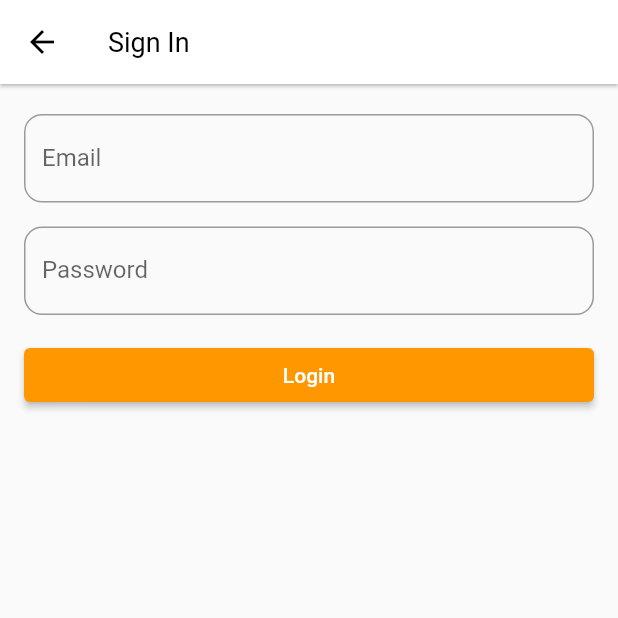
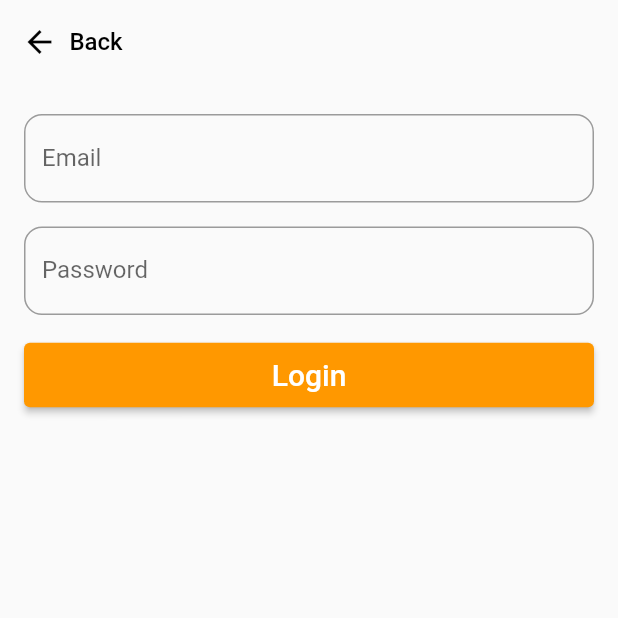
Before and after one commit to Jonny1987/WorkWith_admin, a Flutter app: the screen it shows after launch, after a tap on "Register", after a tap on "I already have an account", on a phone screen of 412 x 824 dp, the top half of it. Run offline on Flutter 3.47's test engine with Material 2 defaults, Android fonts, the light colour scheme and no system bars; our stand-ins replace google_nav_bar, supabase_flutter; accounts and stored records are empty.

Commit message:
Added google nav bar with profile and dummy map page Mde nav bars invisible to use just for spacing and custom back button on login page Improved layout slightly of register, login and profile

```diff
--- a/lib/pages/login_page.dart
+++ b/lib/pages/login_page.dart
@@ -1,6 +1,6 @@
 import 'package:flutter/material.dart';
 import 'package:supabase_flutter/supabase_flutter.dart';
-import 'package:work_with/pages/profile_page.dart';
+import 'package:work_with/pages/home_page.dart';
 import 'package:work_with/utils/constants.dart';
 
 class LoginPage extends StatefulWidget {
@@ -29,7 +29,7 @@ class _LoginPageState extends State<LoginPage> {
         password: _passwordController.text,
       );
       Navigator.of(context)
-          .pushAndRemoveUntil(ProfilePage.route(), (route) => false);
+          .pushAndRemoveUntil(HomePage.route(), (route) => false);
     } on AuthException catch (error) {
       context.showErrorSnackBar(message: error.message);
     } catch (_) {
@@ -52,7 +52,7 @@ class _LoginPageState extends State<LoginPage> {
   @override
   Widget build(BuildContext context) {
     return Scaffold(
-      appBar: AppBar(title: const Text('Sign In')),
+      appBar: TransparentBackButtonAppBar(),
       body: ListView(
         padding: formPadding,
         children: [
@@ -70,7 +70,10 @@ class _LoginPageState extends State<LoginPage> {
           formSpacer,
           ElevatedButton(
             onPressed: _isLoading ? null : _signIn,
-            child: const Text('Login'),
+            child: Padding(
+              padding: const EdgeInsets.all(10.0),
+              child: const Text('Login', style: TextStyle(fontSize: 20)),
+            ),
           ),
         ],
       ),
--- a/lib/pages/profile_page.dart
+++ b/lib/pages/profile_page.dart
@@ -129,7 +129,7 @@ class _ProfilePageState extends State<ProfilePage> {
   @override
   Widget build(BuildContext context) {
     return Scaffold(
-      appBar: AppBar(title: const Text('Profile')),
+      appBar: TransparentAppBar(),
       body: _loading
           ? const Center(child: CircularProgressIndicator())
           : ListView(
@@ -148,7 +148,10 @@ class _ProfilePageState extends State<ProfilePage> {
                     decoration: const InputDecoration(
                       labelText: 'Working On',
                       alignLabelWithHint: true,
+                      hintText: 'What are you working on?',
+                      floatingLabelBehavior: FloatingLabelBehavior.always,
                     ),
+                    textAlignVertical: TextAlignVertical.top,
                     maxLines: null,
                     expands: true,
                   ),
--- a/lib/pages/register_page.dart
+++ b/lib/pages/register_page.dart
@@ -1,7 +1,7 @@
 import 'package:flutter/material.dart';
 import 'package:supabase_flutter/supabase_flutter.dart';
+import 'package:work_with/pages/home_page.dart';
 import 'package:work_with/pages/login_page.dart';
-import 'package:work_with/pages/profile_page.dart';
 import 'package:work_with/utils/constants.dart';
 
 class RegisterPage extends StatefulWidget {
@@ -40,7 +40,7 @@ class _RegisterPageState extends State<RegisterPage> {
       await supabase.auth.signUp(
           email: email, password: password, data: {'username': username});
       Navigator.of(context)
-          .pushAndRemoveUntil(ProfilePage.route(), (route) => false);
+          .pushAndRemoveUntil(HomePage.route(), (route) => false);
     } on AuthException catch (error) {
       context.showErrorSnackBar(message: error.message);
     } catch (error) {
@@ -52,13 +52,16 @@ class _RegisterPageState extends State<RegisterPage> {
   Widget build(BuildContext context) {
     return Scaffold(
       appBar: AppBar(
-        title: const Text('Register'),
+        backgroundColor: Colors.transparent,
+        elevation: 0,
       ),
       body: Form(
         key: _formKey,
         child: ListView(
           padding: formPadding,
           children: [
+            Center(child: Text('Register', style: TextStyle(fontSize: 30))),
+            SizedBox(height: 25),
             TextFormField(
               controller: _emailController,
               decoration: const InputDecoration(
@@ -109,14 +112,17 @@ class _RegisterPageState extends State<RegisterPage> {
             formSpacer,
             ElevatedButton(
               onPressed: _isLoading ? null : _signUp,
-              child: const Text('Register'),
+              child: Padding(
+                padding: const EdgeInsets.all(10.0),
+                child: const Text('Register', style: TextStyle(fontSize: 20)),
+              ),
             ),
-            formSpacer,
             TextButton(
               onPressed: () {
                 Navigator.of(context).push(LoginPage.route());
               },
-              child: const Text('I already have an account'),
+              child: const Text('I already have an account',
+                  style: TextStyle(fontSize: 16)),
             )
           ],
         ),
--- a/lib/utils/constants.dart
+++ b/lib/utils/constants.dart
@@ -81,3 +81,51 @@ extension ShowSnackBar on BuildContext {
     showSnackBar(message: message, backgroundColor: Colors.red);
   }
 }
+
+class TransparentBackButtonAppBar extends StatelessWidget
+    implements PreferredSizeWidget {
+  TransparentBackButtonAppBar({Key? key}) : super(key: key);
+
+  @override
+  Widget build(BuildContext context) {
+    return AppBar(
+      backgroundColor: Colors.transparent,
+      elevation: 0,
+      automaticallyImplyLeading: false,
+      leadingWidth: 100,
+      leading: ElevatedButton.icon(
+        onPressed: () => Navigator.of(context).pop(),
+        icon: const Icon(
+          Icons.arrow_back,
+          color: Colors.black,
+        ),
+        label: const Text('Back',
+            style: TextStyle(color: Colors.black, fontSize: 16)),
+        style: ElevatedButton.styleFrom(
+          elevation: 0,
+          backgroundColor: Colors.transparent,
+        ),
+      ),
+    );
+  }
+
+  @override
+  Size get preferredSize =>
+      Size.fromHeight(kToolbarHeight); // This is the default AppBar height
+}
+
+class TransparentAppBar extends StatelessWidget implements PreferredSizeWidget {
+  TransparentAppBar({Key? key}) : super(key: key);
+
+  @override
+  Widget build(BuildContext context) {
+    return AppBar(
+      backgroundColor: Colors.transparent,
+      elevation: 0,
+    );
+  }
+
+  @override
+  Size get preferredSize =>
+      Size.fromHeight(kToolbarHeight); // This is the default AppBar height
+}
--- a/pubspec.yaml
+++ b/pubspec.yaml
@@ -31,7 +31,7 @@ dependencies:
   flutter:
     sdk: flutter
   supabase_flutter: ^1.10.3
-
+  google_nav_bar: ^5.0.6
 
   # The following adds the Cupertino Icons font to your application.
   # Use with the CupertinoIcons class for iOS style icons.
```
Also changed, not shown: lib/pages/home_page.dart (added, +52 -0 lines), pubspec.lock, 1 other file.
